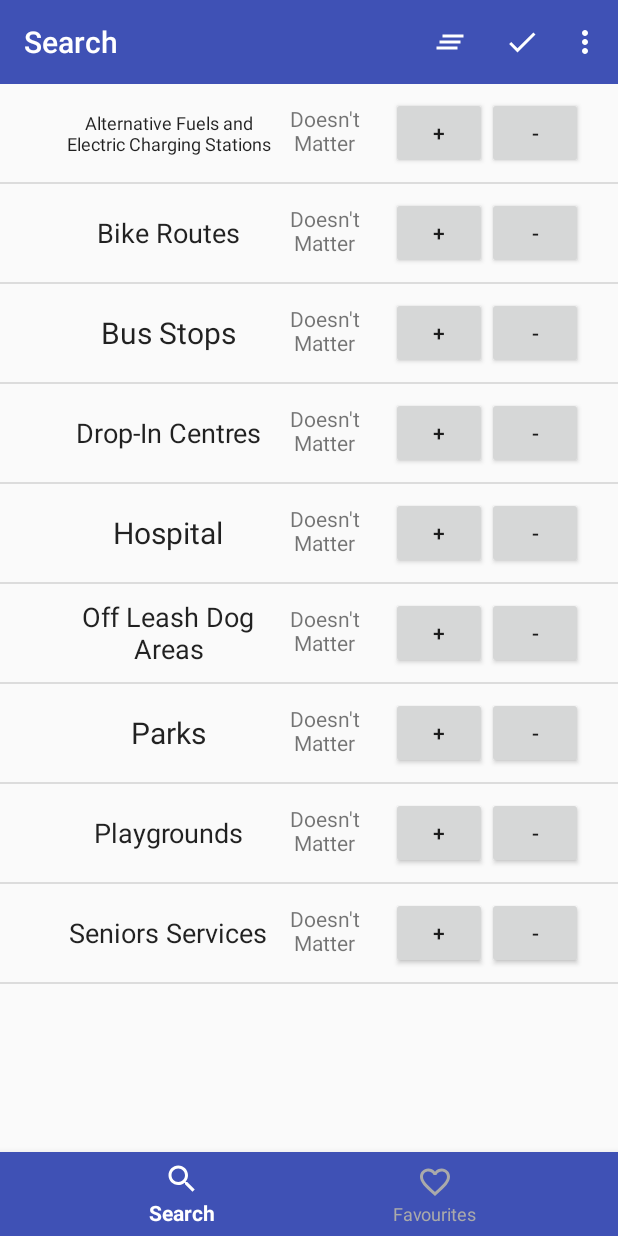
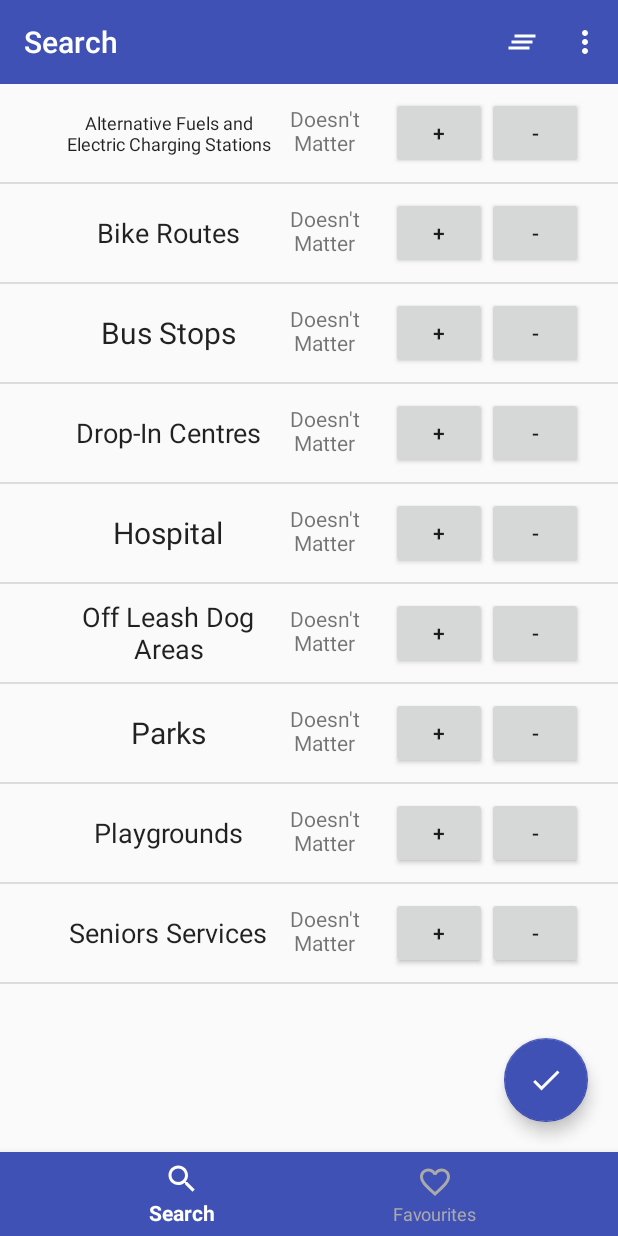
Before and after one commit to Davin-Deol/cFood, an Android app: the screen it shows after launch (MainActivity), after a tap on "Clear", on a phone screen of 412 x 824 dp. Run offline under Robolectric (Android 15) with nearby library versions, the phone set to English and light mode, and no system bars.

Commit message:
Implemented floating action button

```diff
--- a/app/src/main/java/ca/bcit/ass1/cfood/MainActivity.java
+++ b/app/src/main/java/ca/bcit/ass1/cfood/MainActivity.java
@@ -2,6 +2,7 @@ package ca.bcit.ass1.cfood;
 
 import android.content.Intent;
 import android.support.design.widget.BottomNavigationView;
+import android.support.design.widget.FloatingActionButton;
 import android.support.v7.app.AppCompatActivity;
 import android.os.Bundle;
 import android.support.v7.widget.Toolbar;
@@ -56,6 +57,14 @@ public class MainActivity extends AppCompatActivity {
             }
         });
 
+        FloatingActionButton floatingActionButton = (FloatingActionButton) findViewById(R.id.mainFloatingActionButton);
+        floatingActionButton.setOnClickListener(new View.OnClickListener(){
+            @Override
+            public void onClick(View v) {
+                generate(null);
+            }
+        });
+
     }
 
     @Override
@@ -70,9 +79,6 @@ public class MainActivity extends AppCompatActivity {
             case R.id.clear:
                 value = new int[categories.length];
                 customAdapter.notifyDataSetChanged();
-                return true;
-            case R.id.search:
-                generate(null);
                 return true;
             default:
                 return super.onOptionsItemSelected(item);
--- a/app/src/main/res/layout/activity_main.xml
+++ b/app/src/main/res/layout/activity_main.xml
@@ -14,6 +14,8 @@
         android:id="@+id/listView"
         android:layout_width="0dp"
         android:layout_height="0dp"
+        android:paddingBottom="100dp"
+        android:clipToPadding="false"
         app:layout_constraintHorizontal_bias="0.0"
         app:layout_constraintLeft_toLeftOf="parent"
         app:layout_constraintRight_toRightOf="parent"
@@ -32,5 +34,15 @@
         app:layout_constraintBottom_toBottomOf="parent"
         app:layout_constraintLeft_toLeftOf="parent"
         app:layout_constraintRight_toRightOf="parent" />
+    <android.support.design.widget.FloatingActionButton
+        android:id="@+id/mainFloatingActionButton"
+        android:layout_width="wrap_content"
+        android:layout_height="wrap_content"
+        android:layout_marginBottom="20dp"
+        android:layout_marginEnd="20dp"
+        app:backgroundTint="@color/colorPrimary"
+        android:src="@drawable/ic_check_white_24dp"
+        app:layout_constraintBottom_toBottomOf="@+id/listView"
+        app:layout_constraintRight_toRightOf="parent" />
 
 </android.support.constraint.ConstraintLayout>
--- a/app/src/main/res/menu/menu_search.xml
+++ b/app/src/main/res/menu/menu_search.xml
@@ -9,18 +9,12 @@
         app:showAsAction="ifRoom"
         android:orderInCategory="1" />
     <item
-        android:id="@+id/search"
-        android:title="@string/search"
-        android:icon="@drawable/ic_check_white_24dp"
-        app:showAsAction="ifRoom"
-        android:orderInCategory="2" />
-    <item
         android:id="@+id/saveSearch"
         android:title="@string/saveSearch"
-        android:orderInCategory="3" />
+        android:orderInCategory="2" />
     <item
         android:id="@+id/loadSearch"
         android:title="@string/loadSearch"
-        android:orderInCategory="4" />
+        android:orderInCategory="3" />
 
 </menu>
```
